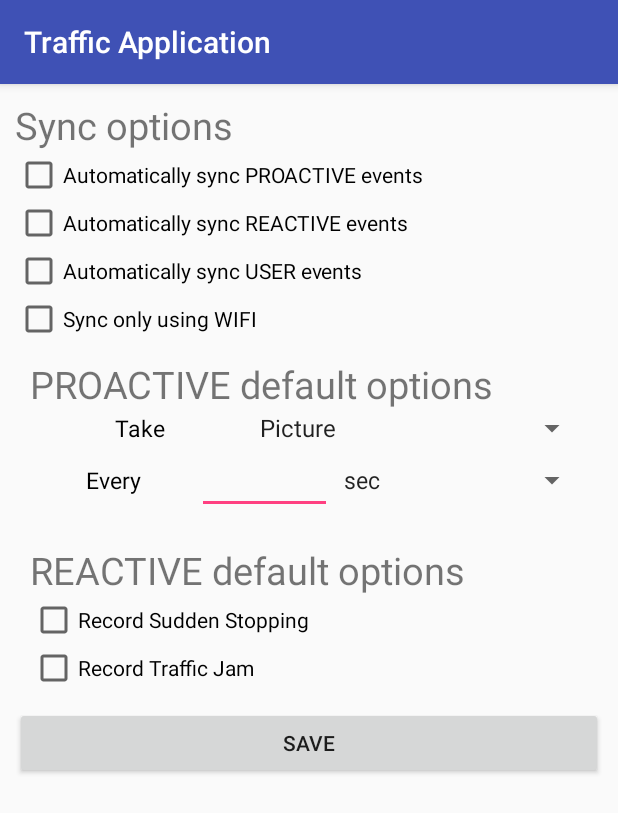
After one commit to JackTrbosjek/TrafficApplication, an Android app: the fragment SettingsFragment shown on its own in the app's theme, on a phone screen of 412 x 824 dp. The commit adds this screen. Shown: the top 813 px of the screen. Run offline under Robolectric (Android 15) with nearby library versions, the phone set to English and light mode, and no system bars; our stand-ins replace ButterKnife; 1 statement that could not run was skipped.

Commit message:
picture size web, settings activity android

```diff
--- /dev/null
+++ b/app/src/main/java/diplomski/jakov/trafficapplication/SettingsFragment.java
@@ -0,0 +1,134 @@
+package diplomski.jakov.trafficapplication;
+
+
+import android.os.Bundle;
+import android.support.v4.app.Fragment;
+import android.view.LayoutInflater;
+import android.view.View;
+import android.view.ViewGroup;
+import android.widget.Button;
+import android.widget.CheckBox;
+import android.widget.EditText;
+import android.widget.LinearLayout;
+import android.widget.Spinner;
+import android.widget.Switch;
+
+import javax.inject.Inject;
+
+import butterknife.BindView;
+import butterknife.ButterKnife;
+import butterknife.OnClick;
+import butterknife.OnItemSelected;
+import diplomski.jakov.trafficapplication.base.Application;
+import diplomski.jakov.trafficapplication.models.Enums.FileType;
+import diplomski.jakov.trafficapplication.models.Enums.TimeUnits;
+import diplomski.jakov.trafficapplication.models.Enums.VideoDurationUnits;
+import diplomski.jakov.trafficapplication.services.PreferenceService;
+
+
+public class SettingsFragment extends Fragment {
+
+    @Inject
+    PreferenceService preferenceService;
+
+    public SettingsFragment() {
+        // Required empty public constructor
+    }
+
+    public static SettingsFragment newInstance() {
+        SettingsFragment fragment = new SettingsFragment();
+        Bundle args = new Bundle();
+        fragment.setArguments(args);
+        return fragment;
+    }
+
+    @Override
+    public void onCreate(Bundle savedInstanceState) {
+        super.onCreate(savedInstanceState);
+        ((Application) getActivity().getApplication()).getNetComponent().inject(this);
+    }
+
+    @Override
+    public View onCreateView(LayoutInflater inflater, ViewGroup container,
+                             Bundle savedInstanceState) {
+        // Inflate the layout for this fragment
+        View view = inflater.inflate(R.layout.fragment_settings, container, false);
+        ButterKnife.bind(this, view);
+        loadPrefs();
+        return view;
+    }
+
+    private void loadPrefs() {
+        syncProactiveCb.setChecked(preferenceService.getSyncProactive());
+        syncReactiveCb.setChecked(preferenceService.getSyncReactive());
+        syncUserCb.setChecked(preferenceService.getSyncUser());
+        syncWifiCb.setChecked(preferenceService.getSyncWifiOnly());
+        FileType fileType = preferenceService.getProactiveType();
+        proactiveTypeSp.setSelection(fileType.ordinal());
+        if(fileType == FileType.VIDEO){
+            videoDurationLayout.setVisibility(View.VISIBLE);
+        }
+        intervalEt.setText(preferenceService.getProactiveInterval());
+        everyUnitsSp.setSelection(preferenceService.getProactiveEveryUnits().ordinal());
+        forDurationEt.setText(preferenceService.getProactiveForDuration());
+        forUnitsSp.setSelection(preferenceService.getProactiveForUnits().ordinal());
+        forDurationEt.setText(preferenceService.getProactiveForDuration());
+        suddenStoppingCb.setChecked(preferenceService.getReactiveSuddenStopping());
+        trafficJamCb.setChecked(preferenceService.getReactiveTrafficJam());
+    }
+
+    @BindView(R.id.sync_proactive)
+    CheckBox syncProactiveCb;
+    @BindView(R.id.sync_reactive)
+    CheckBox syncReactiveCb;
+    @BindView(R.id.sync_user)
+    CheckBox syncUserCb;
+    @BindView(R.id.sync_wifi)
+    CheckBox syncWifiCb;
+    @BindView(R.id.proactive_type)
+    Spinner proactiveTypeSp;
+    @BindView(R.id.interval)
+    EditText intervalEt;
+    @BindView(R.id.every_units)
+    Spinner everyUnitsSp;
+    @BindView(R.id.for_duration)
+    EditText forDurationEt;
+    @BindView(R.id.for_units)
+    Spinner forUnitsSp;
+    @BindView(R.id.reactive_sudden_stopping)
+    CheckBox suddenStoppingCb;
+    @BindView(R.id.reactive_traffic_jam)
+    CheckBox trafficJamCb;
+    @BindView(R.id.video_duration_layout)
+    LinearLayout videoDurationLayout;
+
+
+    @OnClick(R.id.save)
+    public void savePrefs() {
+        boolean syncProactive = syncProactiveCb.isChecked();
+        boolean syncReactive = syncReactiveCb.isChecked();
+        boolean syncUser = syncUserCb.isChecked();
+        boolean syncWifi = syncWifiCb.isChecked();
+        FileType fileType = FileType.from(proactiveTypeSp.getSelectedItemPosition());
+        String interval = intervalEt.getText().toString();
+        TimeUnits timeUnits = TimeUnits.from(everyUnitsSp.getSelectedItemPosition());
+        String forInterval = forDurationEt.getText().toString();
+        VideoDurationUnits videoDurationUnits = VideoDurationUnits.from(forUnitsSp.getSelectedItemPosition());
+        boolean suddenStopping = suddenStoppingCb.isChecked();
+        boolean trafficJam = trafficJamCb.isChecked();
+        preferenceService.saveAllSettings(syncReactive, syncProactive, syncUser, syncWifi, fileType, interval, timeUnits, forInterval, videoDurationUnits, suddenStopping, trafficJam);
+    }
+
+    @OnItemSelected(R.id.proactive_type)
+    public void onProactiveTypeClick(Spinner typeSpinner) {
+        FileType fileType = FileType.from(typeSpinner.getSelectedItemPosition());
+        switch (fileType) {
+            case PHOTO:
+                videoDurationLayout.setVisibility(View.GONE);
+                break;
+            case VIDEO:
+                videoDurationLayout.setVisibility(View.VISIBLE);
+                break;
+        }
+    }
+}
--- a/app/src/main/java/diplomski/jakov/trafficapplication/dimodule/NetComponent.java
+++ b/app/src/main/java/diplomski/jakov/trafficapplication/dimodule/NetComponent.java
@@ -10,6 +10,7 @@ import diplomski.jakov.trafficapplication.HomeFragment;
 import diplomski.jakov.trafficapplication.LoginActivity;
 import diplomski.jakov.trafficapplication.MainActivity;
 import diplomski.jakov.trafficapplication.RegisterActivity;
+import diplomski.jakov.trafficapplication.SettingsFragment;
 import diplomski.jakov.trafficapplication.services.GPSService;
 import diplomski.jakov.trafficapplication.services.ProactiveService;
 
@@ -24,4 +25,5 @@ public interface NetComponent {
     void inject(ProactiveService proactiveService);
     void inject(GPSService gpsService);
     void inject(MainActivity activity);
+    void inject(SettingsFragment fragment);
 }
--- a/app/src/main/java/diplomski/jakov/trafficapplication/services/PreferenceService.java
+++ b/app/src/main/java/diplomski/jakov/trafficapplication/services/PreferenceService.java
@@ -2,47 +2,202 @@ package diplomski.jakov.trafficapplication.services;
 
 import android.content.SharedPreferences;
 
+import diplomski.jakov.trafficapplication.models.Enums.FileType;
+import diplomski.jakov.trafficapplication.models.Enums.RecordType;
+import diplomski.jakov.trafficapplication.models.Enums.TimeUnits;
+import diplomski.jakov.trafficapplication.models.Enums.VideoDurationUnits;
+
 public class PreferenceService {
     private static final String TOKEN_KEY = "diplomski.jakov.trafficapplication.tokenkey";
     private static final String USERNAME_KEY = "diplomski.jakov.trafficapplication.usernamekey";
-    private static final String USER_ID_KEY = "diplomski.jakov.trafficapplication.useridkey";
+    private static final String USER_ID_KEY = "diplomski.jakov.trafficapplication.userid";
+    private static final String SYNC_REACTIVE_KEY = "diplomski.jakov.trafficapplication.syncreactive";
+    private static final String SYNC_PROACTIVE_KEY = "diplomski.jakov.trafficapplication.syncproactive";
+    private static final String SYNC_USER_KEY = "diplomski.jakov.trafficapplication.syncuser";
+    private static final String SYNC_WIFI_ONLY_KEY = "diplomski.jakov.trafficapplication.syncwifionly";
+    private static final String PROACTIVE_TYPE_KEY = "diplomski.jakov.trafficapplication.proactivetype";
+    private static final String PROACTIVE_INTERVAL_KEY = "diplomski.jakov.trafficapplication.proactiveinterval";
+    private static final String PROACTIVE_EVERY_UNITS_KEY = "diplomski.jakov.trafficapplication.proactiveeveryunits";
+    private static final String PROACTIVE_FOR_DURATION_KEY = "diplomski.jakov.trafficapplication.proactiveforduration";
+    private static final String PROACTIVE_FOR_UNITS_KEY = "diplomski.jakov.trafficapplication.proactiveforunits";
+    private static final String REACTIVE_SUDDEN_STOPPING_KEY = "diplomski.jakov.trafficapplication.reactivesuddenstopping";
+    private static final String REACTIVE_TRAFFIC_JAM_KEY = "diplomski.jakov.trafficapplication.reactivetrafficjam";
     private SharedPreferences preferences;
 
     public PreferenceService(SharedPreferences preferences) {
         this.preferences = preferences;
     }
 
-    public void saveToken(String token){
+    public void saveToken(String token) {
         SharedPreferences.Editor editor = preferences.edit();
-        editor.putString(TOKEN_KEY,token);
+        editor.putString(TOKEN_KEY, token);
         editor.commit();
     }
 
-    public String getToken(){
-        return preferences.getString(TOKEN_KEY,"");
+    public String getToken() {
+        return preferences.getString(TOKEN_KEY, "");
     }
 
-    public String getAuthorization(){
-        return  "Bearer " + preferences.getString(TOKEN_KEY,"");
+    public String getAuthorization() {
+        return "Bearer " + preferences.getString(TOKEN_KEY, "");
     }
 
-    public void saveUsername(String userName){
+    public void saveUsername(String userName) {
         SharedPreferences.Editor editor = preferences.edit();
-        editor.putString(USERNAME_KEY,userName);
+        editor.putString(USERNAME_KEY, userName);
         editor.commit();
     }
 
-    public String getUsername(){
-        return preferences.getString(USERNAME_KEY,"");
+    public String getUsername() {
+        return preferences.getString(USERNAME_KEY, "");
     }
 
-    public void saveUserId(String userId){
+    public void saveUserId(String userId) {
         SharedPreferences.Editor editor = preferences.edit();
-        editor.putString(USER_ID_KEY,userId);
+        editor.putString(USER_ID_KEY, userId);
         editor.commit();
     }
 
-    public String getUserId(){
-        return preferences.getString(USER_ID_KEY,"");
+    public String getUserId() {
+        return preferences.getString(USER_ID_KEY, "");
+    }
+
+    public void saveSyncReactive(boolean syncReactive) {
+        SharedPreferences.Editor editor = preferences.edit();
+        editor.putBoolean(SYNC_REACTIVE_KEY, syncReactive);
+        editor.commit();
+    }
+
+    public boolean getSyncReactive() {
+        return preferences.getBoolean(SYNC_REACTIVE_KEY, false);
+    }
+
+    public void saveSyncProactive(boolean syncProactive) {
+        SharedPreferences.Editor editor = preferences.edit();
+        editor.putBoolean(SYNC_PROACTIVE_KEY, syncProactive);
+        editor.commit();
+    }
+
+    public boolean getSyncProactive() {
+        return preferences.getBoolean(SYNC_PROACTIVE_KEY, false);
+    }
+
+    public void saveSyncUser(boolean syncUser) {
+        SharedPreferences.Editor editor = preferences.edit();
+        editor.putBoolean(SYNC_USER_KEY, syncUser);
+        editor.commit();
+    }
+
+    public boolean getSyncUser() {
+        return preferences.getBoolean(SYNC_USER_KEY, false);
+    }
+
+
+    public void saveSyncWifiOnly(boolean syncWifiOnly) {
+        SharedPreferences.Editor editor = preferences.edit();
+        editor.putBoolean(SYNC_WIFI_ONLY_KEY, syncWifiOnly);
+        editor.commit();
+    }
+
+    public boolean getSyncWifiOnly() {
+        return preferences.getBoolean(SYNC_WIFI_ONLY_KEY, false);
+    }
+
+    public void saveProactiveType(FileType fileType) {
+        SharedPreferences.Editor editor = preferences.edit();
+        editor.putString(PROACTIVE_TYPE_KEY, fileType.name());
+        editor.commit();
+    }
+
+    public FileType getProactiveType() {
+        String stringType = preferences.getString(PROACTIVE_TYPE_KEY, "");
+        if (stringType.isEmpty()) {
+            return FileType.PHOTO;
+        }
+        return FileType.valueOf(stringType);
+    }
+
+    public void saveProactiveInterval(String proactiveInterval) {
+        SharedPreferences.Editor editor = preferences.edit();
+        editor.putString(PROACTIVE_INTERVAL_KEY, proactiveInterval);
+        editor.commit();
+    }
+
+    public String getProactiveInterval() {
+        return preferences.getString(PROACTIVE_INTERVAL_KEY, "");
+    }
+
+    public void saveProactiveEveryUnits(TimeUnits timeUnits) {
+        SharedPreferences.Editor editor = preferences.edit();
+        editor.putString(PROACTIVE_EVERY_UNITS_KEY, timeUnits.name());
+        editor.commit();
+    }
+
+    public TimeUnits getProactiveEveryUnits() {
+        String stringType = preferences.getString(PROACTIVE_EVERY_UNITS_KEY, "");
+        if (stringType.isEmpty()) {
+            return TimeUnits.SEC;
+        }
+        return TimeUnits.valueOf(stringType);
+    }
+
+    public void saveProactiveForDuration(String forDuration) {
+        SharedPreferences.Editor editor = preferences.edit();
+        editor.putString(PROACTIVE_FOR_DURATION_KEY, forDuration);
+        editor.commit();
+    }
+
+    public String getProactiveForDuration() {
+        return preferences.getString(PROACTIVE_FOR_DURATION_KEY, "");
+    }
+
+    public void saveProactiveForUnits(VideoDurationUnits videoDurationUnits) {
+        SharedPreferences.Editor editor = preferences.edit();
+        editor.putString(PROACTIVE_FOR_UNITS_KEY, videoDurationUnits.name());
+        editor.commit();
+    }
+
+    public VideoDurationUnits getProactiveForUnits() {
+        String stringType = preferences.getString(PROACTIVE_FOR_UNITS_KEY, "");
+        if (stringType.isEmpty()) {
+            return VideoDurationUnits.SEC;
+        }
+        return VideoDurationUnits.valueOf(stringType);
+    }
+
+    public void saveReactiveSuddenStopping(boolean suddenStopping) {
+        SharedPreferences.Editor editor = preferences.edit();
+        editor.putBoolean(REACTIVE_SUDDEN_STOPPING_KEY, suddenStopping);
+        editor.commit();
+    }
+
+    public boolean getReactiveSuddenStopping() {
+        return preferences.getBoolean(REACTIVE_SUDDEN_STOPPING_KEY, false);
+    }
+
+    public void saveReactiveTrafficJam(boolean trafficJam) {
+        SharedPreferences.Editor editor = preferences.edit();
+        editor.putBoolean(REACTIVE_TRAFFIC_JAM_KEY, trafficJam);
+        editor.commit();
+    }
+
+    public boolean getReactiveTrafficJam() {
+        return preferences.getBoolean(REACTIVE_TRAFFIC_JAM_KEY, false);
+    }
+
+    public void saveAllSettings(boolean syncReactive, boolean syncProactive, boolean syncUser, boolean syncWifiOnly, FileType fileType, String proactiveInterval, TimeUnits timeUnits, String forDuration, VideoDurationUnits videoDurationUnits, boolean suddenStopping, boolean trafficJam) {
+        SharedPreferences.Editor editor = preferences.edit();
+        editor.putBoolean(SYNC_REACTIVE_KEY, syncReactive);
+        editor.putBoolean(SYNC_PROACTIVE_KEY, syncProactive);
+        editor.putBoolean(SYNC_USER_KEY, syncUser);
+        editor.putBoolean(SYNC_WIFI_ONLY_KEY, syncWifiOnly);
+        editor.putString(PROACTIVE_TYPE_KEY, fileType.name());
+        editor.putString(PROACTIVE_INTERVAL_KEY, proactiveInterval);
+        editor.putString(PROACTIVE_EVERY_UNITS_KEY, timeUnits.name());
+        editor.putString(PROACTIVE_FOR_DURATION_KEY, forDuration);
+        editor.putString(PROACTIVE_FOR_UNITS_KEY, videoDurationUnits.name());
+        editor.putBoolean(REACTIVE_SUDDEN_STOPPING_KEY, suddenStopping);
+        editor.putBoolean(REACTIVE_TRAFFIC_JAM_KEY, trafficJam);
+        editor.commit();
     }
 }
--- /dev/null
+++ b/app/src/main/res/layout/fragment_settings.xml
@@ -0,0 +1,199 @@
+<ScrollView xmlns:android="http://schemas.android.com/apk/res/android"
+    xmlns:tools="http://schemas.android.com/tools"
+    android:layout_width="match_parent"
+    android:layout_height="match_parent"
+    tools:context="diplomski.jakov.trafficapplication.SettingsFragment">
+
+
+    <LinearLayout
+        android:layout_width="match_parent"
+        android:layout_height="wrap_content"
+        android:orientation="vertical"
+        android:padding="10dp">
+
+        <TextView
+            android:id="@+id/textView2"
+            android:layout_width="match_parent"
+            android:layout_height="wrap_content"
+            android:layout_weight="1"
+            android:textSize="25sp"
+            android:text="Sync options" />
+
+        <CheckBox
+            android:id="@+id/sync_proactive"
+            android:layout_width="match_parent"
+            android:layout_height="wrap_content"
+            android:layout_weight="1"
+            android:text="Automatically sync PROACTIVE events" />
+
+        <CheckBox
+            android:id="@+id/sync_reactive"
+            android:layout_width="match_parent"
+            android:layout_height="wrap_content"
+            android:layout_weight="1"
+            android:text="Automatically sync REACTIVE events" />
+
+        <CheckBox
+            android:id="@+id/sync_user"
+            android:layout_width="match_parent"
+            android:layout_height="wrap_content"
+            android:layout_weight="1"
+            android:text="Automatically sync USER events" />
+
+        <CheckBox
+            android:id="@+id/sync_wifi"
+            android:layout_width="match_parent"
+            android:layout_height="wrap_content"
+            android:layout_weight="1"
+            android:text="Sync only using WIFI" />
+
+        <LinearLayout
+            android:id="@+id/proactive_layout"
+            android:layout_width="match_parent"
+            android:layout_height="match_parent"
+            android:layout_weight="1"
+            android:gravity="center"
+            android:orientation="vertical"
+            android:padding="10dp">
+
+            <TextView
+                android:id="@+id/textView"
+                android:layout_width="match_parent"
+                android:layout_height="wrap_content"
+                android:text="PROACTIVE default options"
+                android:textSize="25sp" />
+
+            <LinearLayout
+                android:layout_width="match_parent"
+                android:layout_height="match_parent"
+                android:orientation="horizontal">
+
+                <TextView
+                    android:id="@+id/textView3"
+                    android:layout_width="wrap_content"
+                    android:layout_height="wrap_content"
+                    android:layout_weight="1"
+                    android:gravity="center"
+                    android:text="Take"
+                    android:textColor="@android:color/black"
+                    android:textSize="15sp" />
+
+                <Spinner
+                    android:id="@+id/proactive_type"
+                    android:layout_width="wrap_content"
+                    android:layout_height="wrap_content"
+                    android:layout_weight="1"
+                    android:entries="@array/proactive_type" />
+
+            </LinearLayout>
+
+            <LinearLayout
+                android:layout_width="match_parent"
+                android:layout_height="match_parent"
+                android:gravity="center"
+                android:orientation="horizontal">
+
+                <TextView
+                    android:layout_width="wrap_content"
+                    android:layout_height="wrap_content"
+                    android:layout_weight="1"
+                    android:gravity="center"
+                    android:text="Every"
+                    android:textColor="@android:color/black"
+                    android:textSize="15sp" />
+
+                <EditText
+                    android:id="@+id/interval"
+                    android:layout_width="15dp"
+                    android:layout_height="wrap_content"
+
+                    android:layout_weight="1"
+                    android:ems="10"
+                    android:inputType="number"
+                    android:singleLine="true" />
+
+                <Spinner
+                    android:id="@+id/every_units"
+                    android:layout_width="wrap_content"
+                    android:layout_height="wrap_content"
+                    android:layout_weight="1"
+                    android:entries="@array/time_units" />
+
+            </LinearLayout>
+
+            <LinearLayout
+                android:id="@+id/video_duration_layout"
+                android:layout_width="match_parent"
+                android:layout_height="match_parent"
+                android:gravity="center"
+                android:orientation="horizontal"
+                android:visibility="gone">
+
+                <TextView
+                    android:id="@+id/textView4"
+                    android:layout_width="wrap_content"
+                    android:layout_height="wrap_content"
+                    android:layout_weight="1"
+                    android:gravity="center"
+                    android:text="For"
+                    android:textColor="@android:color/black"
+                    android:textSize="15sp" />
+
+                <EditText
+                    android:id="@+id/for_duration"
+                    android:layout_width="15dp"
+                    android:layout_height="wrap_content"
+                    android:layout_weight="1"
+                    android:ems="10"
+                    android:inputType="number"
+                    android:singleLine="true" />
+
+                <Spinner
+                    android:id="@+id/for_units"
+                    android:layout_width="wrap_content"
+                    android:layout_height="wrap_content"
+                    android:layout_weight="1"
+                    android:entries="@array/duration_video_units" />
+
+            </LinearLayout>
+
+        </LinearLayout>
+
+        <LinearLayout
+            android:id="@+id/reactive_options_layout"
+            android:layout_width="match_parent"
+            android:layout_height="match_parent"
+            android:layout_weight="1"
+            android:gravity="center"
+            android:orientation="vertical"
+            android:padding="10dp">
+
+            <TextView
+                android:id="@+id/textView5"
+                android:layout_width="match_parent"
+                android:layout_height="wrap_content"
+                android:text="REACTIVE default options"
+                android:textSize="25sp" />
+
+            <CheckBox
+                android:id="@+id/reactive_sudden_stopping"
+                android:layout_width="match_parent"
+                android:layout_height="wrap_content"
+                android:text="Record Sudden Stopping" />
+
+            <CheckBox
+                android:id="@+id/reactive_traffic_jam"
+                android:layout_width="match_parent"
+                android:layout_height="wrap_content"
+                android:text="Record Traffic Jam" />
+        </LinearLayout>
+
+        <Button
+            android:id="@+id/save"
+            android:layout_width="match_parent"
+            android:layout_height="wrap_content"
+            android:layout_weight="1"
+            android:text="SAVE" />
+
+    </LinearLayout>
+</ScrollView>
```
Also changed, not shown: app/src/main/java/diplomski/jakov/trafficapplication/MainActivity.java (+21 -11 lines), app/src/main/java/diplomski/jakov/trafficapplication/MyFileRecyclerViewAdapter.java (+11 -0 lines), 1 other file.
